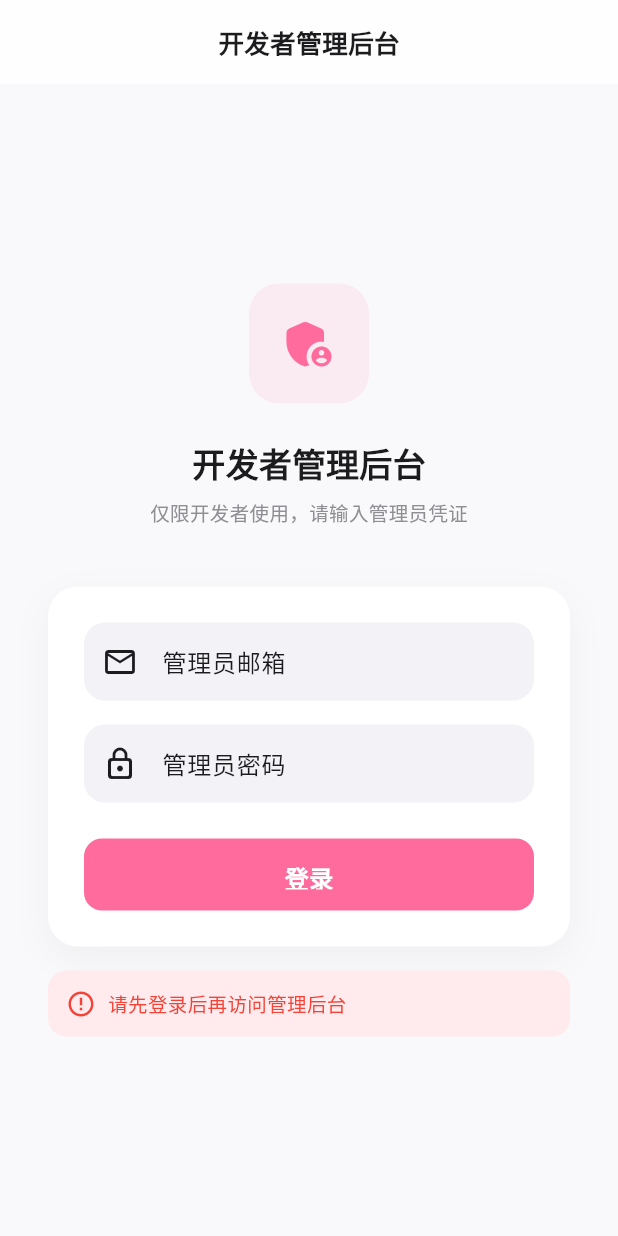
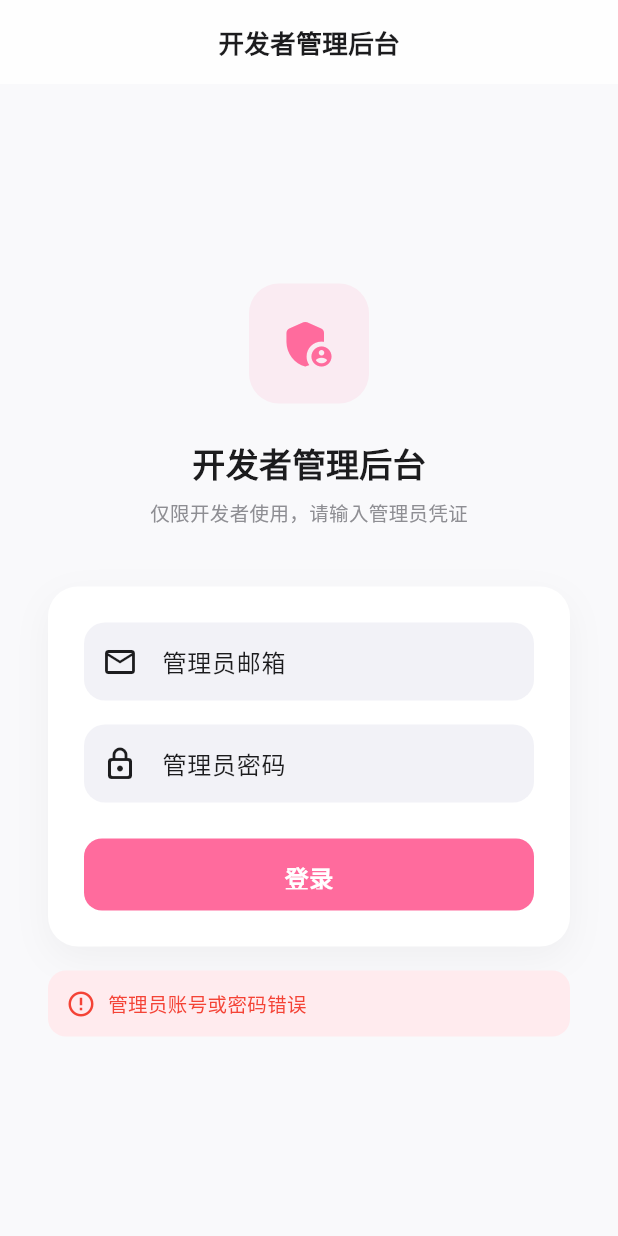
Before and after one commit to Chain813/love-app, a Flutter app: the DeveloperAdminScreen screen opened by its route, after a tap on "登录", on a phone screen of 412 x 824 dp. Run offline on Flutter 3.47's test engine with Material 3 defaults, Android fonts, the phone set to English and light mode, and no system bars; our stand-ins replace animate_do, audioplayers, cached_network_image, confetti, connectivity_plus, dio and 17 more; accounts and stored records are empty.

Commit message:
fix: admin panel uses admin 123456 credentials

```diff
--- a/lib/screens/admin/developer_admin_screen.dart
+++ b/lib/screens/admin/developer_admin_screen.dart
@@ -4,8 +4,6 @@ import 'package:flutter/services.dart';
 import 'package:flutter_map/flutter_map.dart';
 import 'package:latlong2/latlong.dart';
 import 'package:url_launcher/url_launcher.dart';
-import 'package:provider/provider.dart';
-import '../../providers/auth_provider.dart';
 import '../../services/leancloud_service.dart';
 
 /// 开发者管理后台 - 需要特定邮箱密码登录
@@ -71,33 +69,20 @@ class _DeveloperAdminScreenState extends State<DeveloperAdminScreen> {
     });
   }
 
-  // 管理员邮箱白名单（在此添加允许访问后台的邮箱）
-  static const _adminEmails = <String>{
-    'admin@chongmi.com',
-    // 在此添加你的邮箱
-  };
+  void _login() {
+    final email = _emailController.text.trim();
+    final password = _passwordController.text;
 
-  void _login() {
-    final prov = context.read<AuthProvider>();
-    if (!prov.isLoggedIn) {
-      setState(() => _error = '请先登录后再访问管理后台');
-      return;
+    if (email == 'admin' && password == '123456') {
+      setState(() {
+        _isLoggedIn = true;
+        _error = null;
+      });
+      _loadDashboardData();
+      _startAutoRefresh();
+    } else {
+      setState(() => _error = '管理员账号或密码错误');
     }
-
-    // 校验管理员权限
-    final userEmail = prov.currentUser?['email'] as String? ?? '';
-    final username = prov.currentUser?['username'] as String? ?? '';
-    if (!_adminEmails.contains(userEmail) && !_adminEmails.contains(username)) {
-      setState(() => _error = '无权访问管理后台：您的账号不在管理员白名单中');
-      return;
-    }
-
-    setState(() {
-      _isLoggedIn = true;
-      _error = null;
-    });
-    _loadDashboardData();
-    _startAutoRefresh();
   }
 
   Future<void> _loadDashboardData() async {
```
